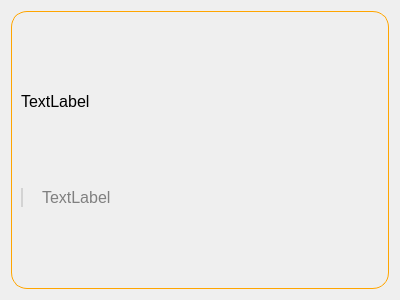
Old version of the form WordViewer/wordviewerentry.ui in the repository nhuhoainam/CSgo-dictionary.
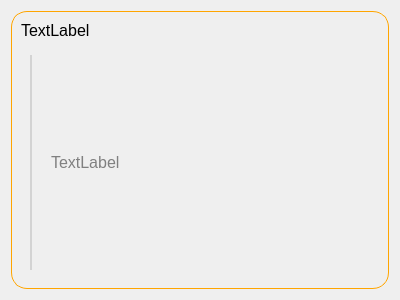
New version of the form.

Commit message: style(word-viewer): format example

```diff
--- a/WordViewer/wordviewerentry.ui
+++ b/WordViewer/wordviewerentry.ui
@@ -68,7 +68,8 @@
        </widget>
       </item>
       <item>
-       <layout class="QHBoxLayout" name="horizontalLayout_2">
+       <widget class="QWidget" name="exampleWidget" native="true">
+        <layout class="QHBoxLayout" name="exampleLayout">
         <item>
          <widget class="Line" name="line">
           <property name="styleSheet">
@@ -114,6 +115,7 @@
          </widget>
         </item>
        </layout>
+       </widget>
       </item>
      </layout>
     </widget>
```
Lines whose indentation alone changed are shown as unchanged. The commit also changes 2 other files.
